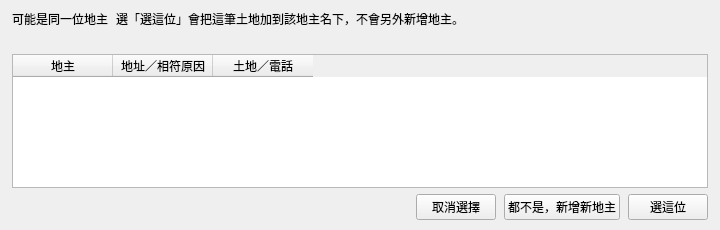
Qt form ui/main/owner_match_panel.ui (tan631713/LandCustomerSystem) before a commit.
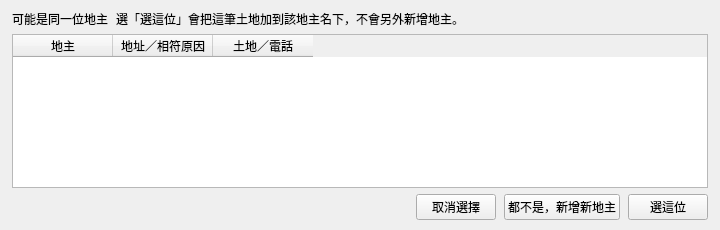
The same form after that commit. Custom widgets are drawn as their Qt base class.

Commit message:
Client v1.9.93: fold the owner-match list after 選這位
Choosing an owner leaves a one-line 已選擇既有地主 bar with 取消選擇;
取消選擇 unfolds the list again. The panel hides after save, 新增 and
都不是，新增新地主.

The edit to the form file:
```diff
--- a/ui/main/owner_match_panel.ui
+++ b/ui/main/owner_match_panel.ui
@@ -13,7 +13,7 @@
   <property name="toolTip">
    <string>手動新增資料時，依姓名找出可能是同一位的既有地主。</string>
   </property>
-  <layout class="QVBoxLayout" name="ownerMatchLayout" stretch="0,0,1,0">
+  <layout class="QVBoxLayout" name="ownerMatchLayout" stretch="0,1,0">
    <property name="spacing">
     <number>6</number>
    </property>
@@ -53,16 +53,6 @@
      </item>
     </layout>
    </item>
-   <item>
-    <widget class="QLabel" name="ownerMatchChosenLabel">
-     <property name="text">
-      <string/>
-     </property>
-     <property name="wordWrap">
-      <bool>true</bool>
-     </property>
-    </widget>
-   </item>
    <item>
     <widget class="TableWidget" name="ownerMatchTable">
      <property name="minimumSize">
@@ -118,17 +108,14 @@
       <number>8</number>
      </property>
      <item>
-      <spacer name="ownerMatchButtonSpacer">
-       <property name="orientation">
-        <enum>Qt::Orientation::Horizontal</enum>
+      <widget class="QLabel" name="ownerMatchChosenLabel">
+       <property name="text">
+        <string/>
        </property>
-       <property name="sizeHint" stdset="0">
-        <size>
-         <width>40</width>
-         <height>20</height>
-        </size>
+       <property name="wordWrap">
+        <bool>true</bool>
        </property>
-      </spacer>
+      </widget>
      </item>
      <item>
       <widget class="PushButton" name="ownerMatchClearChoiceButton">
```
The commit also changes 7 other files.
